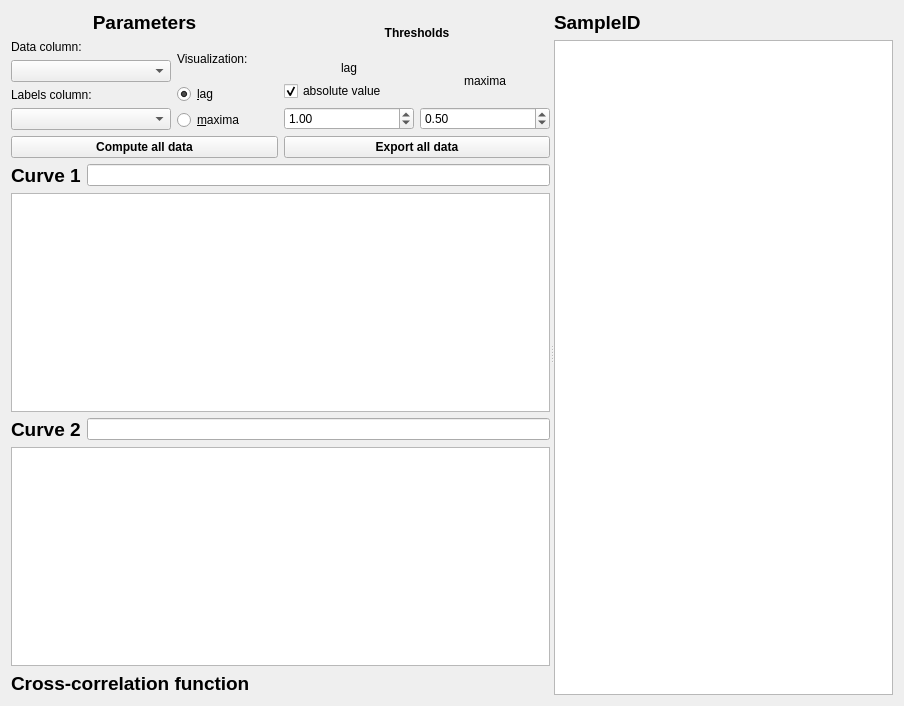
Above: mesmerize/plotting/widgets/cross_correlation/control_widget.ui from kushalkolar/MESmerize before the change. Below: the same form after it.
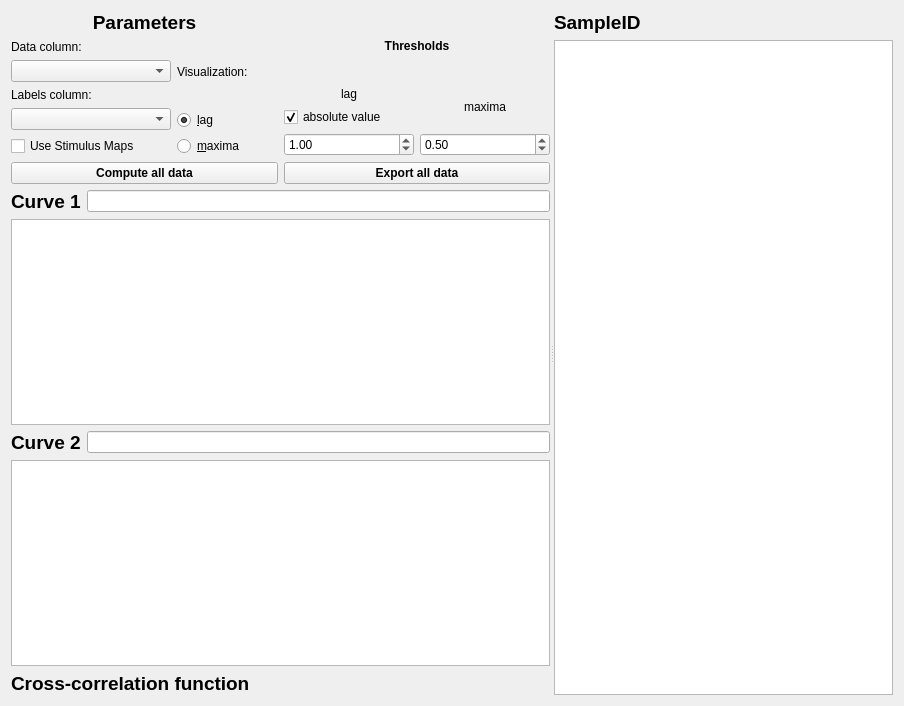
That is the form after the change. Custom widgets are drawn as their Qt base class.

Commit message: add checkbox for user to visualize cross corr with stimulus maps instead. Also change tab order for entire control widget

```diff
--- a/mesmerize/plotting/widgets/cross_correlation/control_widget.ui
+++ b/mesmerize/plotting/widgets/cross_correlation/control_widget.ui
@@ -73,6 +73,13 @@
                <item>
                 <widget class="QComboBox" name="comboBoxLabelsColumn"/>
                </item>
+               <item>
+                <widget class="QCheckBox" name="checkBox_use_stimulus_maps">
+                 <property name="text">
+                  <string>Use Stimulus Maps</string>
+                 </property>
+                </widget>
+               </item>
               </layout>
              </item>
              <item>
```
Left out of the diff: 17 changed lines with no effect on the pictures. The commit also changes 1 other file.
